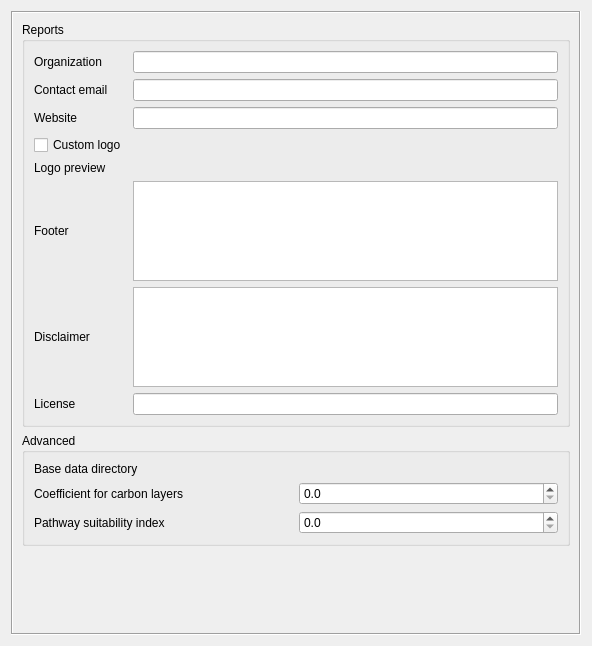
Old version of the form src/cplus_plugin/ui/qgis_settings.ui in the repository ConservationInternational/cplus-plugin.
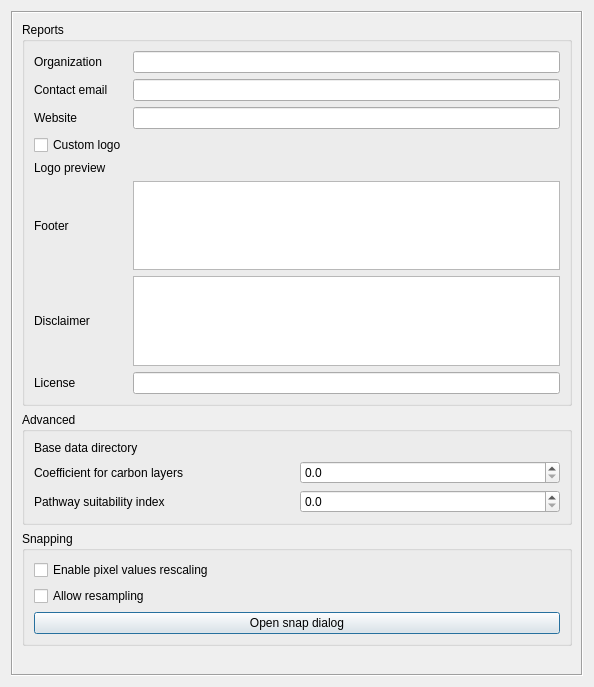
New version of the form. Custom widgets are drawn as their Qt base class.

Commit message: ui components for snap settings and dialog

```diff
--- a/src/cplus_plugin/ui/qgis_settings.ui
+++ b/src/cplus_plugin/ui/qgis_settings.ui
@@ -9,8 +9,8 @@
    <rect>
     <x>0</x>
     <y>0</y>
-    <width>592</width>
-    <height>646</height>
+    <width>594</width>
+    <height>687</height>
    </rect>
   </property>
   <property name="minimumSize">
@@ -36,8 +36,8 @@
        <rect>
         <x>0</x>
         <y>0</y>
-        <width>570</width>
-        <height>624</height>
+        <width>572</width>
+        <height>665</height>
        </rect>
       </property>
       <layout class="QVBoxLayout" name="verticalLayout_5">
@@ -233,6 +233,36 @@
          </layout>
         </widget>
        </item>
+       <item>
+        <widget class="QgsCollapsibleGroupBox" name="snapping_group_box">
+         <property name="title">
+          <string>Snapping</string>
+         </property>
+         <layout class="QVBoxLayout" name="verticalLayout">
+          <item>
+           <widget class="QCheckBox" name="rescale_values">
+            <property name="text">
+             <string>Enable pixel values rescaling</string>
+            </property>
+           </widget>
+          </item>
+          <item>
+           <widget class="QCheckBox" name="resample_values">
+            <property name="text">
+             <string>Allow resampling</string>
+            </property>
+           </widget>
+          </item>
+          <item>
+           <widget class="QPushButton" name="load_snap_dialog">
+            <property name="text">
+             <string>Open snap dialog</string>
+            </property>
+           </widget>
+          </item>
+         </layout>
+        </widget>
+       </item>
        <item>
         <spacer name="scroll_area_vspacer">
          <property name="orientation">
```
The commit also changes 1 other file.
